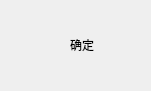
The window that UISource/toast.ui (HelloWRC/W-DesktopCountdown) describes before a commit, drawn with Qt 5.
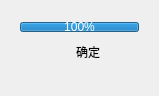
The same window after the commit.

Commit message: Toast完善

The edit to the form file:
```diff
--- a/UISource/toast.ui
+++ b/UISource/toast.ui
@@ -6,8 +6,8 @@
    <rect>
     <x>0</x>
     <y>0</y>
-    <width>149</width>
-    <height>91</height>
+    <width>159</width>
+    <height>96</height>
    </rect>
   </property>
   <property name="sizePolicy">
@@ -37,7 +37,43 @@
    </property>
    <item>
     <widget class="QFrame" name="frame">
+     <layout class="QVBoxLayout" name="verticalLayout">
+      <property name="spacing">
+       <number>0</number>
+      </property>
+      <property name="leftMargin">
+       <number>0</number>
+      </property>
+      <property name="topMargin">
+       <number>0</number>
+      </property>
+      <property name="rightMargin">
+       <number>0</number>
+      </property>
+      <item>
+       <widget class="QProgressBar" name="progress">
+        <property name="maximumSize">
+         <size>
+          <width>16777215</width>
+          <height>10</height>
+         </size>
+        </property>
+        <property name="value">
+         <number>100</number>
+        </property>
+       </widget>
+      </item>
+      <item>
      <layout class="QHBoxLayout" name="horizontalLayout_2">
+        <property name="leftMargin">
+         <number>11</number>
+        </property>
+        <property name="topMargin">
+         <number>5</number>
+        </property>
+        <property name="rightMargin">
+         <number>11</number>
+        </property>
       <item>
        <widget class="QLabel" name="label">
         <property name="sizePolicy">
@@ -60,6 +96,8 @@
          <bool>true</bool>
         </property>
        </widget>
+        </item>
+       </layout>
       </item>
      </layout>
     </widget>
```
Lines whose indentation alone changed are shown as unchanged. The commit also changes 3 other files.
